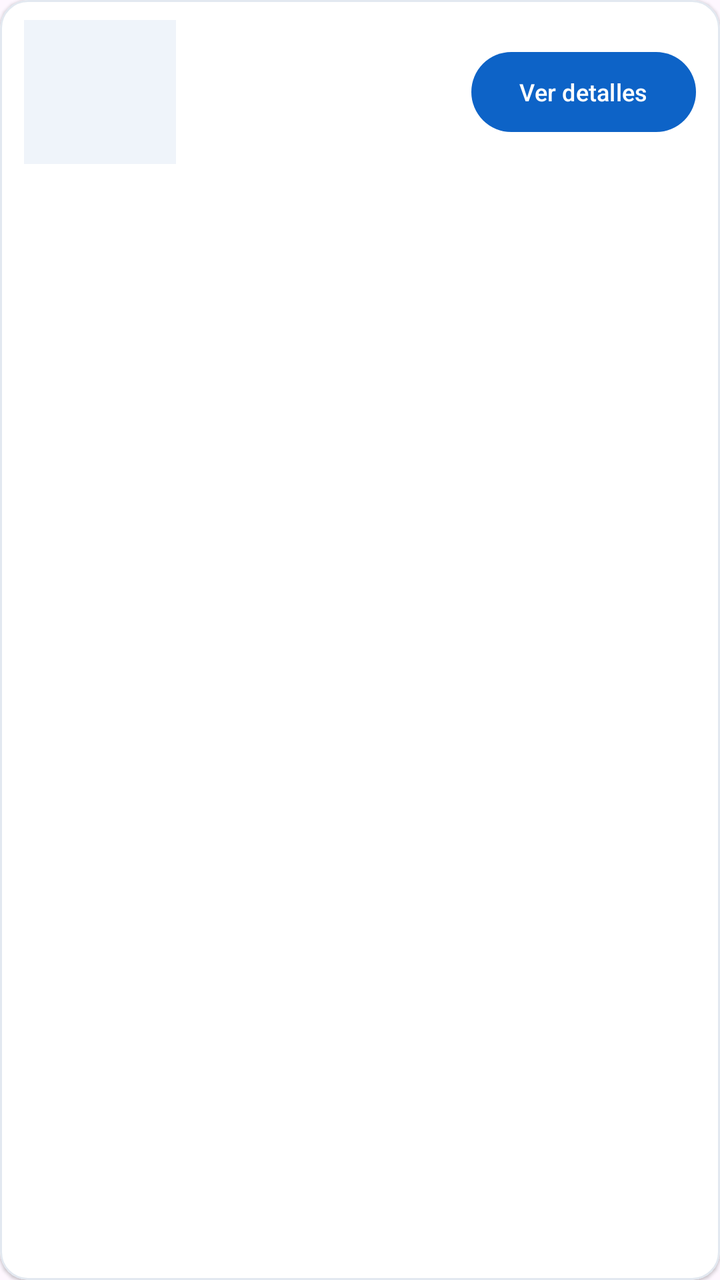
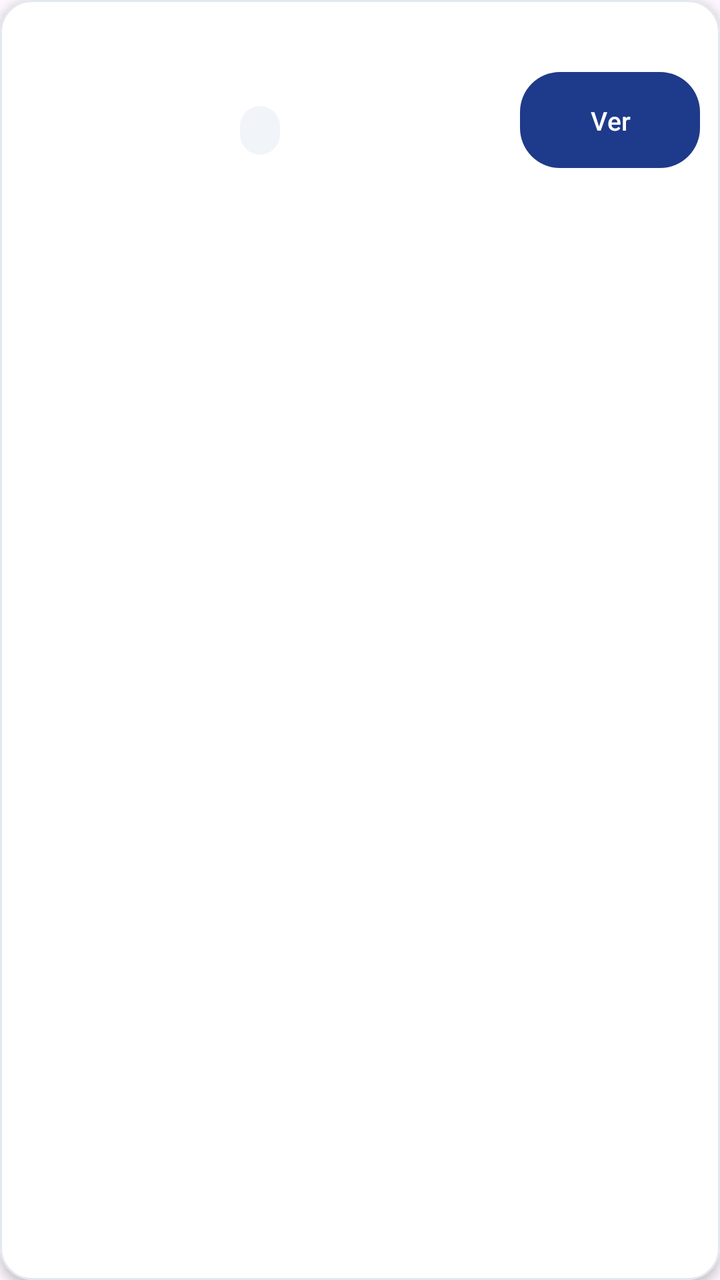

Two renders of the same Android screen: before a commit and after it. Below are the layout's source before the change and the commit's diff.
<!-- AndroidManifest.xml: application theme Theme.CatalogoEjercicios -->
<!-- res/layout/item_ejercicio.xml -->
<?xml version="1.0" encoding="utf-8"?>
<com.google.android.material.card.MaterialCardView
xmlns:android="http://schemas.android.com/apk/res/android"
xmlns:app="http://schemas.android.com/apk/res-auto"
android:layout_width="match_parent"
android:layout_height="wrap_content"
android:layout_marginBottom="10dp"
app:cardBackgroundColor="@android:color/white"
app:cardCornerRadius="14dp"
app:cardElevation="1dp"
app:strokeColor="#E2E8F0"
app:strokeWidth="1dp">

<LinearLayout
    android:layout_width="match_parent"
    android:layout_height="wrap_content"
    android:gravity="center_vertical"
    android:orientation="horizontal"
    android:paddingHorizontal="12dp"
    android:paddingVertical="10dp">

    
    <ImageView
        android:id="@+id/imgEjercicio"
        android:layout_width="76dp"
        android:layout_height="72dp"
        android:background="@color/fondo_imagen"
        android:contentDescription="Imagen del ejercicio"
        android:padding="4dp"
        android:scaleType="fitCenter" />

    
    <LinearLayout
        android:layout_width="0dp"
        android:layout_height="wrap_content"
        android:layout_weight="1"
        android:layout_marginStart="12dp"
        android:orientation="vertical">

        <TextView
            android:id="@+id/txtNombreEjercicio"
            android:layout_width="match_parent"
            android:layout_height="wrap_content"
            android:textColor="#0F172A"
            android:textSize="16sp"
            android:textStyle="bold" />

        <TextView
            android:id="@+id/txtGrupoMuscular"
            android:layout_width="match_parent"
            android:layout_height="wrap_content"
            android:layout_marginTop="4dp"
            android:textColor="#334155"
            android:textSize="14sp" />

    </LinearLayout>

    
    <com.google.android.material.button.MaterialButton
        android:id="@+id/btnVerDetalles"
        android:layout_width="wrap_content"
        android:layout_height="wrap_content"
        android:layout_marginStart="8dp"
        android:minWidth="0dp"
        android:text="Ver detalles"
        android:textSize="12sp"
        android:maxLines="1"
        app:cornerRadius="20dp"
        app:backgroundTint="@color/azul_principal" />

</LinearLayout>

</com.google.android.material.card.MaterialCardView>
<!-- resources referenced by this layout -->
<resources>
  <color name="azul_principal">#0D63C7</color>
  <color name="fondo_imagen">#EFF4FA</color>
  <style name="Theme.CatalogoEjercicios" parent="Base.Theme.CatalogoEjercicios" />
  <style name="Base.Theme.CatalogoEjercicios" parent="Theme.Material3.DayNight.NoActionBar">
          
          
      </style>
</resources>

<!-- the commit's change to res/layout/item_ejercicio.xml (unified diff, before → after) -->
@@ -1,33 +1,37 @@
 <?xml version="1.0" encoding="utf-8"?>
 <com.google.android.material.card.MaterialCardView
-xmlns:android="http://schemas.android.com/apk/res/android"
-xmlns:app="http://schemas.android.com/apk/res-auto"
-android:layout_width="match_parent"
-android:layout_height="wrap_content"
-android:layout_marginBottom="10dp"
-app:cardBackgroundColor="@android:color/white"
-app:cardCornerRadius="14dp"
-app:cardElevation="1dp"
-app:strokeColor="#E2E8F0"
-app:strokeWidth="1dp">
+    xmlns:android="http://schemas.android.com/apk/res/android"
+    xmlns:app="http://schemas.android.com/apk/res-auto"
+    android:layout_width="match_parent"
+    android:layout_height="wrap_content"
+    android:layout_marginHorizontal="12dp"
+    android:layout_marginVertical="6dp"
+    app:cardCornerRadius="16dp"
+    app:cardElevation="3dp"
+    app:strokeColor="@color/colorBorder"
+    app:strokeWidth="1dp"
+    app:cardBackgroundColor="@color/colorSurface"
+    android:layout_marginBottom="10dp">
 
 <LinearLayout
     android:layout_width="match_parent"
     android:layout_height="wrap_content"
     android:gravity="center_vertical"
     android:orientation="horizontal"
-    android:paddingHorizontal="12dp"
+    android:paddingHorizontal="10dp"
     android:paddingVertical="10dp">
 
     
     <ImageView
         android:id="@+id/imgEjercicio"
-        android:layout_width="76dp"
-        android:layout_height="72dp"
-        android:background="@color/fondo_imagen"
-        android:contentDescription="Imagen del ejercicio"
+        android:layout_width="84dp"
+        android:layout_height="84dp"
         android:padding="4dp"
-        android:scaleType="fitCenter" />
+        android:scaleType="fitCenter"
+        android:contentDescription="@string/app_name"
+        app:layout_constraintBottom_toBottomOf="parent"
+        app:layout_constraintStart_toStartOf="parent"
+        app:layout_constraintTop_toTopOf="parent" />
 
     
     <LinearLayout
@@ -37,36 +41,47 @@ app:strokeWidth="1dp">
         android:layout_marginStart="12dp"
         android:orientation="vertical">
 
+        
         <TextView
             android:id="@+id/txtNombreEjercicio"
             android:layout_width="match_parent"
             android:layout_height="wrap_content"
-            android:textColor="#0F172A"
-            android:textSize="16sp"
-            android:textStyle="bold" />
+            android:layout_marginStart="14dp"
+            android:textColor="@color/colorTextPrimary"
+            android:textSize="17sp"
+            android:textStyle="bold"
+            app:layout_constraintEnd_toEndOf="parent" />
 
+        
         <TextView
             android:id="@+id/txtGrupoMuscular"
-            android:layout_width="match_parent"
+            android:layout_width="wrap_content"
             android:layout_height="wrap_content"
+            android:layout_marginStart="14dp"
             android:layout_marginTop="4dp"
-            android:textColor="#334155"
-            android:textSize="14sp" />
+            android:background="@drawable/bg_badge"
+            android:textColor="@color/colorPrimary"
+            android:textSize="12sp"
+            android:textStyle="bold" />
 
     </LinearLayout>
 
     
     <com.google.android.material.button.MaterialButton
         android:id="@+id/btnVerDetalles"
-        android:layout_width="wrap_content"
+        style="@style/Widget.Material3.Button"
+        android:layout_width="90dp"
         android:layout_height="wrap_content"
-        android:layout_marginStart="8dp"
+        android:layout_marginStart="14dp"
+        android:layout_marginTop="8dp"
+        android:insetTop="0dp"
+        android:insetBottom="0dp"
+        android:maxLines="1"
         android:minWidth="0dp"
-        android:text="Ver detalles"
-        android:textSize="12sp"
-        android:maxLines="1"
-        app:cornerRadius="20dp"
-        app:backgroundTint="@color/azul_principal" />
+        android:text="@string/btn_ver_detalles"
+        android:textSize="13sp"
+        app:backgroundTint="@color/colorPrimary"
+        app:cornerRadius="20dp" />
 
 </LinearLayout>
 
<!-- resource entries referenced after the edit -->
@@ -1,8 +1,26 @@
 <!-- resources referenced by this layout -->
 <resources>
-  <color name="azul_principal">#0D63C7</color>
-  <color name="fondo_imagen">#EFF4FA</color>
+  <color name="colorBorder">#E2E8F0</color>
+  <color name="colorPrimary">#1E3A8A</color>
+  <color name="colorSurface">#FFFFFF</color>
+  <color name="colorTextPrimary">#0F172A</color>
+  <!-- drawable bg_badge (drawable) -->
+  <?xml version="1.0" encoding="utf-8"?>
+  
+  <shape xmlns:android="http://schemas.android.com/apk/res/android"
+      android:shape="rectangle">
+      <corners android:radius="16dp" />
+      <solid android:color="@color/colorSurfaceVariant" />
+      <padding
+          android:left="10dp"
+          android:top="4dp"
+          android:right="10dp"
+          android:bottom="4dp" />
+  </shape>
+  <string name="app_name">Catálogo de Ejercicios</string>
+  <string name="btn_ver_detalles">Ver detalles</string>
   <style name="Theme.CatalogoEjercicios" parent="Base.Theme.CatalogoEjercicios" />
+  <color name="colorSurfaceVariant">#F1F5F9</color>
   <style name="Base.Theme.CatalogoEjercicios" parent="Theme.Material3.DayNight.NoActionBar">
           
           
